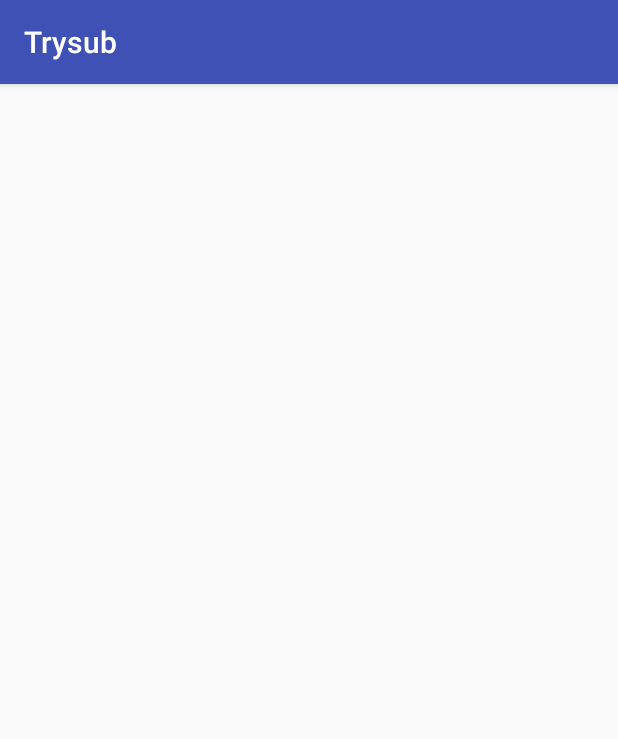
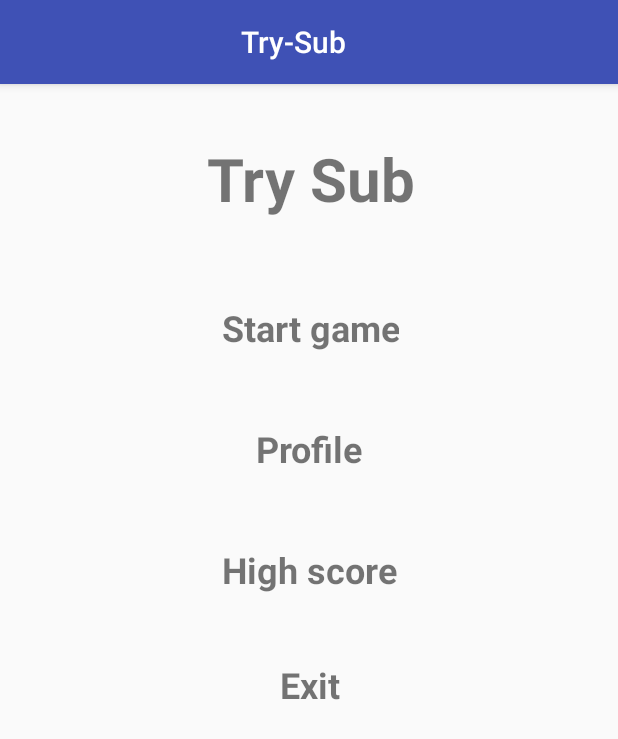
Before and after one commit to jjay1996/TrySub2018, an Android app: the PlayActivity screen opened directly, with no data from a screen before it, on a phone screen of 412 x 824 dp. Shown: the top 739 px of the screen. Run offline under Robolectric (Android 15) with nearby library versions, the phone set to English and light mode, and no system bars.

Commit message:
jay 2nd commit

```diff
--- a/app/src/main/AndroidManifest.xml
+++ b/app/src/main/AndroidManifest.xml
@@ -16,7 +16,10 @@
                 <category android:name="android.intent.category.LAUNCHER" />
             </intent-filter>
         </activity>
-        <activity android:name=".PlayActivity"></activity>
+        <activity android:name=".PlayActivity" />
+        <activity android:name=".HighScoreActivity" />
+        <activity android:name=".ProfileActivity" />
+        <activity android:name=".SelectGameActivity"></activity>
     </application>
 
 </manifest>
--- a/app/src/main/java/com/egco428/trysub/PlayActivity.kt
+++ b/app/src/main/java/com/egco428/trysub/PlayActivity.kt
@@ -1,12 +1,35 @@
 package com.egco428.trysub
 
+import android.content.Intent
 import android.support.v7.app.AppCompatActivity
 import android.os.Bundle
+import kotlinx.android.synthetic.main.activity_play.*
 
 class PlayActivity : AppCompatActivity() {
 
     override fun onCreate(savedInstanceState: Bundle?) {
         super.onCreate(savedInstanceState)
         setContentView(R.layout.activity_play)
+
+        setTitle("                               Try-Sub")
+
+        startGameBtn.setOnClickListener {
+            val intentToSelectGame = Intent(this,SelectGameActivity::class.java)
+            startActivity(intentToSelectGame)
+        }
+
+        profileBtn.setOnClickListener {
+            val intentToProfile = Intent(this,ProfileActivity::class.java)
+            startActivity(intentToProfile)
+        }
+
+        highScoreBtn.setOnClickListener {
+            val intentToHighScore = Intent(this,HighScoreActivity::class.java)
+            startActivity(intentToHighScore)
+        }
+
+        exitAppBtn.setOnClickListener {
+            finishAffinity()
+        }
     }
 }
--- a/app/src/main/res/layout/activity_play.xml
+++ b/app/src/main/res/layout/activity_play.xml
@@ -6,4 +6,81 @@
     android:layout_height="match_parent"
     tools:context=".PlayActivity">
 
+    <TextView
+        android:id="@+id/textView"
+        android:layout_width="wrap_content"
+        android:layout_height="wrap_content"
+        android:layout_marginStart="8dp"
+        android:layout_marginTop="36dp"
+        android:layout_marginEnd="8dp"
+        android:text="Try Sub"
+        android:textAlignment="center"
+        android:textSize="40sp"
+        android:textStyle="bold"
+        app:layout_constraintEnd_toEndOf="parent"
+        app:layout_constraintHorizontal_bias="0.502"
+        app:layout_constraintStart_toStartOf="parent"
+        app:layout_constraintTop_toTopOf="parent" />
+
+    <TextView
+        android:id="@+id/startGameBtn"
+        android:layout_width="wrap_content"
+        android:layout_height="wrap_content"
+        android:layout_marginStart="8dp"
+        android:layout_marginTop="56dp"
+        android:layout_marginEnd="8dp"
+        android:text="Start game"
+        android:textAlignment="center"
+        android:textSize="24sp"
+        android:textStyle="bold"
+        app:layout_constraintEnd_toEndOf="parent"
+        app:layout_constraintHorizontal_bias="0.502"
+        app:layout_constraintStart_toStartOf="parent"
+        app:layout_constraintTop_toBottomOf="@+id/textView" />
+
+    <TextView
+        android:id="@+id/profileBtn"
+        android:layout_width="wrap_content"
+        android:layout_height="wrap_content"
+        android:layout_marginStart="8dp"
+        android:layout_marginTop="48dp"
+        android:layout_marginEnd="8dp"
+        android:text="Profile"
+        android:textSize="24sp"
+        android:textStyle="bold"
+        app:layout_constraintEnd_toEndOf="parent"
+        app:layout_constraintStart_toStartOf="parent"
+        app:layout_constraintTop_toBottomOf="@+id/startGameBtn" />
+
+    <TextView
+        android:id="@+id/highScoreBtn"
+        android:layout_width="wrap_content"
+        android:layout_height="wrap_content"
+        android:layout_marginStart="8dp"
+        android:layout_marginTop="48dp"
+        android:layout_marginEnd="8dp"
+        android:text="High score"
+        android:textAlignment="center"
+        android:textSize="24sp"
+        android:textStyle="bold"
+        app:layout_constraintEnd_toEndOf="parent"
+        app:layout_constraintStart_toStartOf="parent"
+        app:layout_constraintTop_toBottomOf="@+id/profileBtn" />
+
+    <TextView
+        android:id="@+id/exitAppBtn"
+        android:layout_width="wrap_content"
+        android:layout_height="wrap_content"
+        android:layout_marginStart="8dp"
+        android:layout_marginTop="44dp"
+        android:layout_marginEnd="8dp"
+        android:text="Exit"
+        android:textAlignment="center"
+        android:textSize="24sp"
+        android:textStyle="bold"
+        app:layout_constraintEnd_toEndOf="parent"
+        app:layout_constraintHorizontal_bias="0.501"
+        app:layout_constraintStart_toStartOf="parent"
+        app:layout_constraintTop_toBottomOf="@+id/highScoreBtn" />
+
 </android.support.constraint.ConstraintLayout>
--- /dev/null
+++ b/app/src/main/res/menu/high_score_menu.xml
@@ -0,0 +1,4 @@
+<?xml version="1.0" encoding="utf-8"?>
+<menu xmlns:android="http://schemas.android.com/apk/res/android">
+
+</menu>
--- /dev/null
+++ b/app/src/main/res/menu/select_game_menu.xml
@@ -0,0 +1,4 @@
+<?xml version="1.0" encoding="utf-8"?>
+<menu xmlns:android="http://schemas.android.com/apk/res/android">
+
+</menu>
```
Also changed, not shown: app/src/main/java/com/egco428/trysub/HighScoreActivity.kt (added, +35 -0 lines), app/src/main/java/com/egco428/trysub/MainActivity.kt (+11 -0 lines), app/src/main/java/com/egco428/trysub/ProfileActivity.kt (added, +24 -0 lines), app/src/main/java/com/egco428/trysub/SelectGameActivity.kt (added, +33 -0 lines), app/src/main/res/layout/activity_high_score.xml (added, +55 -0 lines), app/src/main/res/layout/activity_main.xml (+26 -2 lines), app/src/main/res/layout/activity_profile.xml (added, +90 -0 lines), app/src/main/res/layout/activity_select_game.xml (added, +25 -0 lines), app/src/main/res/drawable/vatar.png (added).
